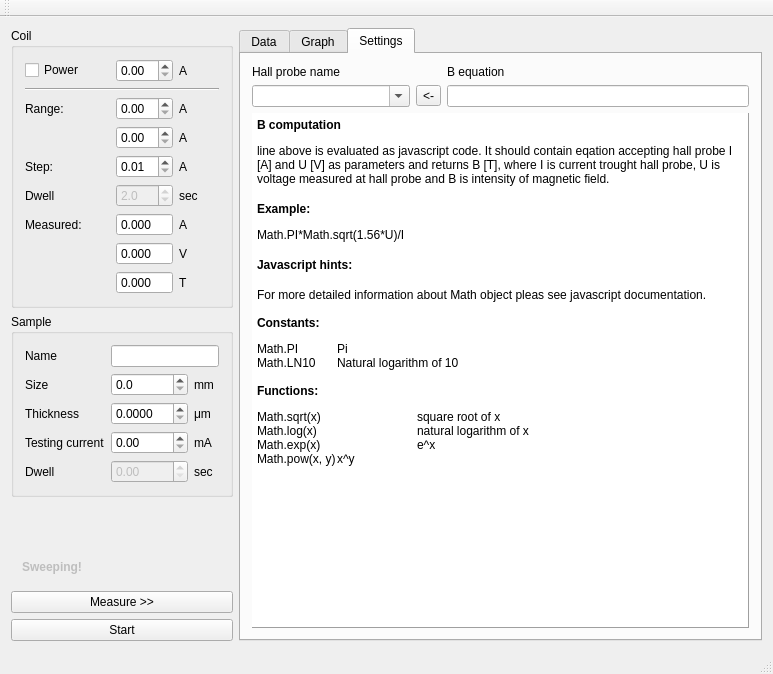
Old version of the form src/mainwindow.ui in the repository mBr001/hall.
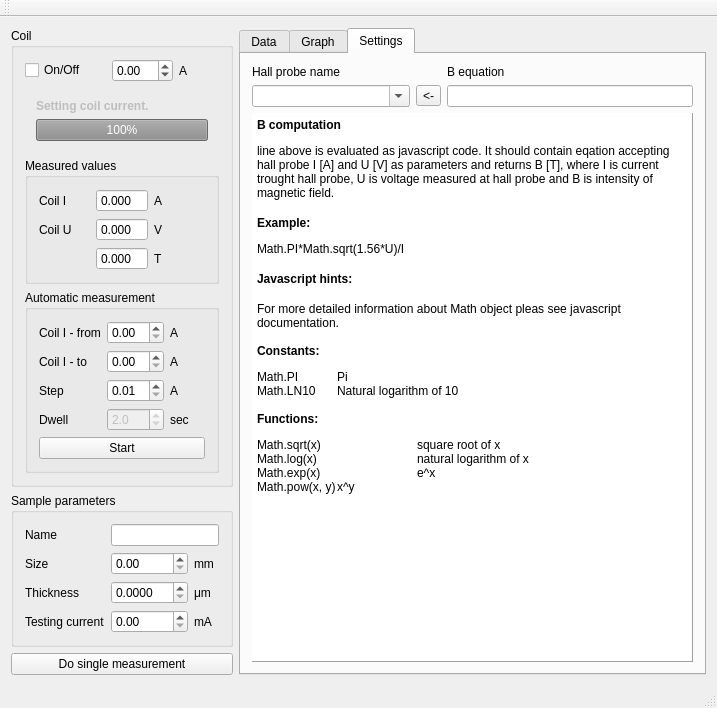
New version of the form. The open tabs and pages were chosen to show the change. Custom widgets are drawn as their Qt base class.

Patch:
```diff
--- a/src/mainwindow.ui
+++ b/src/mainwindow.ui
@@ -6,8 +6,8 @@
    <rect>
     <x>0</x>
     <y>0</y>
-    <width>773</width>
-    <height>674</height>
+    <width>717</width>
+    <height>635</height>
    </rect>
   </property>
   <property name="windowTitle">
@@ -31,7 +31,7 @@
               <string>Power on coil and set up current at wanted walue.</string>
              </property>
              <property name="text">
-              <string>Power</string>
+              <string>On/Off</string>
              </property>
             </widget>
            </item>
@@ -50,72 +50,70 @@
              <property name="decimals">
               <number>2</number>
              </property>
+             <property name="minimum">
+              <double>-99.000000000000000</double>
+             </property>
              <property name="singleStep">
               <double>0.010000000000000</double>
              </property>
             </widget>
            </item>
-           <item row="6" column="0" colspan="2">
-            <widget class="QLabel" name="label_6">
+           <item row="3" column="0" colspan="4">
+            <widget class="QGroupBox" name="groupBox">
+             <property name="title">
+              <string>Automatic measurement</string>
+             </property>
+             <layout class="QGridLayout" name="gridLayout_8">
+              <item row="0" column="2">
+               <widget class="QLabel" name="label_21">
              <property name="text">
-              <string>Measured:</string>
+                 <string>A</string>
              </property>
             </widget>
            </item>
-           <item row="6" column="2">
-            <widget class="QDoubleSpinBox" name="coilCurrMeasDoubleSpinBox">
-             <property name="toolTip">
-              <string>Measured value of current passing trought coil.</string>
-             </property>
-             <property name="readOnly">
-              <bool>true</bool>
-             </property>
-             <property name="buttonSymbols">
-              <enum>QAbstractSpinBox::NoButtons</enum>
-             </property>
-             <property name="decimals">
-              <number>3</number>
-             </property>
-            </widget>
-           </item>
-           <item row="6" column="3">
-            <widget class="QLabel" name="label_8">
+              <item row="0" column="1">
+               <widget class="QDoubleSpinBox" name="coilCurrMinDoubleSpinBox">
+                <property name="singleStep">
+                 <double>0.100000000000000</double>
+                </property>
+               </widget>
+              </item>
+              <item row="0" column="0">
+               <widget class="QLabel" name="label_17">
+                <property name="text">
+                 <string>Coil I - from</string>
+                </property>
+               </widget>
+              </item>
+              <item row="1" column="0">
+               <widget class="QLabel" name="label_16">
              <property name="text">
-              <string>A</string>
+                 <string>Coil I - to</string>
              </property>
             </widget>
            </item>
-           <item row="7" column="2">
-            <widget class="QDoubleSpinBox" name="coilVoltMeasDoubleSpinBox">
-             <property name="toolTip">
-              <string>Measured value of voltage at coil.</string>
-             </property>
-             <property name="readOnly">
-              <bool>true</bool>
-             </property>
-             <property name="buttonSymbols">
-              <enum>QAbstractSpinBox::NoButtons</enum>
-             </property>
-             <property name="decimals">
-              <number>3</number>
-             </property>
-            </widget>
-           </item>
-           <item row="7" column="3">
-            <widget class="QLabel" name="label_2">
+              <item row="1" column="1">
+               <widget class="QDoubleSpinBox" name="coilCurrMaxDoubleSpinBox">
+                <property name="singleStep">
+                 <double>0.100000000000000</double>
+                </property>
+               </widget>
+              </item>
+              <item row="1" column="2">
+               <widget class="QLabel" name="label_22">
              <property name="text">
-              <string>V</string>
+                 <string>A</string>
              </property>
             </widget>
            </item>
-           <item row="4" column="0" colspan="2">
+              <item row="2" column="0">
             <widget class="QLabel" name="label_11">
              <property name="text">
-              <string>Step:</string>
+                 <string>Step</string>
              </property>
             </widget>
            </item>
-           <item row="4" column="2">
+              <item row="2" column="1">
             <widget class="QDoubleSpinBox" name="coilCurrStepDoubleSpinBox">
              <property name="toolTip">
               <string>Step for current value for automated measurement.</string>
@@ -128,21 +126,21 @@
              </property>
             </widget>
            </item>
-           <item row="4" column="3">
+              <item row="2" column="2">
             <widget class="QLabel" name="label_12">
              <property name="text">
               <string>A</string>
              </property>
             </widget>
            </item>
-           <item row="5" column="0" colspan="2">
+              <item row="3" column="0">
             <widget class="QLabel" name="label_4">
              <property name="text">
               <string>Dwell</string>
              </property>
             </widget>
            </item>
-           <item row="5" column="2">
+              <item row="3" column="1">
             <widget class="QDoubleSpinBox" name="coilDwellDoubleSpinBox">
              <property name="enabled">
               <bool>false</bool>
@@ -158,21 +156,72 @@
              </property>
             </widget>
            </item>
-           <item row="5" column="3">
+              <item row="3" column="2">
             <widget class="QLabel" name="label_9">
              <property name="text">
               <string>sec</string>
              </property>
             </widget>
            </item>
-           <item row="8" column="3">
-            <widget class="QLabel" name="label_13">
+              <item row="4" column="0" colspan="3">
+               <widget class="QPushButton" name="startPushButton">
+                <property name="toolTip">
+                 <string>Start fully automatized measurement.</string>
+                </property>
              <property name="text">
-              <string>T</string>
+                 <string>Start</string>
              </property>
             </widget>
            </item>
-           <item row="8" column="2">
+             </layout>
+            </widget>
+           </item>
+           <item row="2" column="0" colspan="4">
+            <widget class="QGroupBox" name="groupBox_2">
+             <property name="title">
+              <string>Measured values</string>
+             </property>
+             <layout class="QGridLayout" name="gridLayout_9">
+              <item row="0" column="1">
+               <widget class="QDoubleSpinBox" name="coilCurrMeasDoubleSpinBox">
+                <property name="toolTip">
+                 <string>Measured value of current passing trought coil.</string>
+                </property>
+                <property name="readOnly">
+                 <bool>true</bool>
+                </property>
+                <property name="buttonSymbols">
+                 <enum>QAbstractSpinBox::NoButtons</enum>
+                </property>
+                <property name="decimals">
+                 <number>3</number>
+                </property>
+               </widget>
+              </item>
+              <item row="0" column="2">
+               <widget class="QLabel" name="label_8">
+                <property name="text">
+                 <string>A</string>
+                </property>
+               </widget>
+              </item>
+              <item row="1" column="1">
+               <widget class="QDoubleSpinBox" name="coilVoltMeasDoubleSpinBox">
+                <property name="toolTip">
+                 <string>Measured value of voltage at coil.</string>
+                </property>
+                <property name="readOnly">
+                 <bool>true</bool>
+                </property>
+                <property name="buttonSymbols">
+                 <enum>QAbstractSpinBox::NoButtons</enum>
+                </property>
+                <property name="decimals">
+                 <number>3</number>
+                </property>
+               </widget>
+              </item>
+              <item row="2" column="1">
             <widget class="QDoubleSpinBox" name="coilBDoubleSpinBox">
              <property name="readOnly">
               <bool>true</bool>
@@ -194,46 +243,77 @@
              </property>
             </widget>
            </item>
-           <item row="2" column="0">
-            <widget class="QLabel" name="label_10">
+              <item row="1" column="2">
+               <widget class="QLabel" name="label_2">
              <property name="text">
-              <string>Range:</string>
+                 <string>V</string>
              </property>
             </widget>
            </item>
            <item row="2" column="2">
-            <widget class="QDoubleSpinBox" name="coilCurrMinDoubleSpinBox">
-             <property name="singleStep">
-              <double>0.100000000000000</double>
+               <widget class="QLabel" name="label_13">
+                <property name="text">
+                 <string>T</string>
              </property>
             </widget>
            </item>
-           <item row="3" column="2">
-            <widget class="QDoubleSpinBox" name="coilCurrMaxDoubleSpinBox">
-             <property name="singleStep">
-              <double>0.100000000000000</double>
+              <item row="0" column="0">
+               <widget class="QLabel" name="label_5">
+                <property name="text">
+                 <string>Coil I</string>
              </property>
             </widget>
            </item>
-           <item row="2" column="3">
-            <widget class="QLabel" name="label_21">
+              <item row="1" column="0">
+               <widget class="QLabel" name="label_6">
              <property name="text">
-              <string>A</string>
+                 <string>Coil U</string>
              </property>
             </widget>
            </item>
-           <item row="3" column="3">
-            <widget class="QLabel" name="label_22">
+              <item row="2" column="0">
+               <widget class="QLabel" name="label_7">
              <property name="text">
-              <string>A</string>
-             </property>
+                 <string/>
+                </property>
+               </widget>
+              </item>
+             </layout>
             </widget>
            </item>
            <item row="1" column="0" colspan="4">
-            <widget class="Line" name="line">
-             <property name="orientation">
-              <enum>Qt::Horizontal</enum>
+            <widget class="QWidget" name="sweepingWidget" native="true">
+             <property name="enabled">
+              <bool>false</bool>
              </property>
+             <layout class="QGridLayout" name="gridLayout_4">
+              <item row="1" column="0">
+               <widget class="QLabel" name="sweepingLabel">
+                <property name="font">
+                 <font>
+                  <weight>75</weight>
+                  <bold>true</bold>
+                 </font>
+                </property>
+                <property name="text">
+                 <string>Setting coil current.</string>
+                </property>
+               </widget>
+              </item>
+              <item row="2" column="0">
+               <widget class="QProgressBar" name="sweepingProgressBar">
+                <property name="sizePolicy">
+                 <sizepolicy hsizetype="Minimum" vsizetype="Fixed">
+                  <horstretch>0</horstretch>
+                  <verstretch>0</verstretch>
+                 </sizepolicy>
+                </property>
+                <property name="value">
+                 <number>100</number>
+                </property>
+               </widget>
+              </item>
+             </layout>
             </widget>
            </item>
           </layout>
@@ -242,7 +322,7 @@
         <item>
          <widget class="QGroupBox" name="sampleGroupBox">
           <property name="title">
-           <string>Sample</string>
+           <string>Sample parameters</string>
           </property>
           <layout class="QGridLayout" name="gridLayout_3">
            <item row="3" column="1">
@@ -255,36 +335,6 @@
              </property>
             </widget>
            </item>
-           <item row="5" column="1">
-            <widget class="QDoubleSpinBox" name="sampleDwellDoubleSpinBox">
-             <property name="enabled">
-              <bool>false</bool>
-             </property>
-             <property name="toolTip">
-              <string>Dwell betwen set current and measurement.</string>
-             </property>
-             <property name="decimals">
-              <number>2</number>
-             </property>
-             <property name="maximum">
-              <double>9.990000000000000</double>
-             </property>
-            </widget>
-           </item>
-           <item row="5" column="0">
-            <widget class="QLabel" name="label_5">
-             <property name="text">
-              <string>Dwell</string>
-             </property>
-            </widget>
-           </item>
-           <item row="5" column="2">
-            <widget class="QLabel" name="label_7">
-             <property name="text">
-              <string>sec</string>
-             </property>
-            </widget>
-           </item>
            <item row="3" column="2">
             <widget class="QLabel" name="label_19">
              <property name="text">
@@ -319,7 +369,7 @@
            <item row="1" column="1">
             <widget class="QDoubleSpinBox" name="sampleSizeDoubleSpinBox">
              <property name="decimals">
-              <number>1</number>
+              <number>2</number>
              </property>
              <property name="maximum">
               <double>40.000000000000000</double>
@@ -364,25 +414,6 @@
          </widget>
         </item>
         <item>
-         <widget class="QWidget" name="sweepingWidget" native="true">
-          <property name="enabled">
-           <bool>false</bool>
-          </property>
-          <layout class="QGridLayout" name="gridLayout_4">
-           <item row="1" column="0">
-            <widget class="QLabel" name="sweepingLabel">
-             <property name="font">
-              <font>
-               <weight>75</weight>
-               <bold>true</bold>
-              </font>
-             </property>
-             <property name="text">
-              <string>Sweeping!</string>
-             </property>
-            </widget>
-           </item>
-           <item row="0" column="0">
             <spacer name="verticalSpacer">
              <property name="orientation">
               <enum>Qt::Vertical</enum>
@@ -395,26 +426,13 @@
              </property>
             </spacer>
            </item>
-          </layout>
-         </widget>
-        </item>
         <item>
          <widget class="QPushButton" name="measurePushButton">
           <property name="toolTip">
            <string>Take snapshot of current measured values.</string>
           </property>
           <property name="text">
-           <string>Measure &gt;&gt;</string>
-          </property>
-         </widget>
-        </item>
-        <item>
-         <widget class="QPushButton" name="startPushButton">
-          <property name="toolTip">
-           <string>Start fully automatized measurement.</string>
-          </property>
-          <property name="text">
-           <string>Start</string>
+           <string>Do single measurement</string>
           </property>
          </widget>
         </item>
@@ -516,17 +534,17 @@
              <string>&lt;!DOCTYPE HTML PUBLIC &quot;-//W3C//DTD HTML 4.0//EN&quot; &quot;http://www.w3.org/TR/REC-html40/strict.dtd&quot;&gt;
 &lt;html&gt;&lt;head&gt;&lt;meta name=&quot;qrichtext&quot; content=&quot;1&quot; /&gt;&lt;style type=&quot;text/css&quot;&gt;
 p, li { white-space: pre-wrap; }
-&lt;/style&gt;&lt;/head&gt;&lt;body style=&quot; font-family:'Ubuntu'; font-size:11pt; font-weight:400; font-style:normal;&quot;&gt;
-&lt;p style=&quot; margin-top:18px; margin-bottom:12px; margin-left:0px; margin-right:0px; -qt-block-indent:0; text-indent:0px;&quot;&gt;&lt;span style=&quot; font-family:'Sans Serif'; font-size:9pt; font-weight:600;&quot;&gt;B computation&lt;/span&gt;&lt;/p&gt;
-&lt;p style=&quot; margin-top:12px; margin-bottom:12px; margin-left:0px; margin-right:0px; -qt-block-indent:0; text-indent:0px;&quot;&gt;&lt;span style=&quot; font-family:'Sans Serif'; font-size:9pt;&quot;&gt;line above is evaluated as javascript code. It should contain eqation accepting hall probe &lt;/span&gt;&lt;span style=&quot; font-family:'Courier New,courier'; font-size:9pt;&quot;&gt;I&lt;/span&gt;&lt;span style=&quot; font-family:'Sans Serif'; font-size:9pt;&quot;&gt; [A] and &lt;/span&gt;&lt;span style=&quot; font-family:'Courier New,courier'; font-size:9pt;&quot;&gt;U&lt;/span&gt;&lt;span style=&quot; font-family:'Sans Serif'; font-size:9pt;&quot;&gt; [V] as parameters and returns &lt;/span&gt;&lt;span style=&quot; font-family:'Courier New,courier'; font-size:9pt;&quot;&gt;B&lt;/span&gt;&lt;span style=&quot; font-family:'Sans Serif'; font-size:9pt;&quot;&gt; [T], where &lt;/span&gt;&lt;span style=&quot; font-family:'Courier New,courier'; font-size:9pt;&quot;&gt;I&lt;/span&gt;&lt;span style=&quot; font-family:'Sans Serif'; font-size:9pt;&quot;&gt; is current trought hall probe, &lt;/span&gt;&lt;span style=&quot; font-family:'Courier New,courier'; font-size:9pt;&quot;&gt;U&lt;/span&gt;&lt;span style=&quot; font-family:'Sans Serif'; font-size:9pt;&quot;&gt; is voltage measured at hall probe and &lt;/span&gt;&lt;span style=&quot; font-family:'Courier New,courier'; font-size:9pt;&quot;&gt;B&lt;/span&gt;&lt;span style=&quot; font-family:'Sans Serif'; font-size:9pt;&quot;&gt; is intensity of magnetic field.&lt;/span&gt;&lt;/p&gt;
-&lt;p style=&quot; margin-top:16px; margin-bottom:12px; margin-left:0px; margin-right:0px; -qt-block-indent:0; text-indent:0px;&quot;&gt;&lt;span style=&quot; font-family:'Sans Serif'; font-size:9pt; font-weight:600;&quot;&gt;Example:&lt;/span&gt;&lt;/p&gt;
-&lt;p style=&quot; margin-top:12px; margin-bottom:12px; margin-left:0px; margin-right:0px; -qt-block-indent:0; text-indent:0px;&quot;&gt;&lt;span style=&quot; font-family:'Courier New,courier'; font-size:9pt;&quot;&gt;Math.PI*Math.sqrt(1.56*U)/I&lt;/span&gt;&lt;/p&gt;
-&lt;p style=&quot; margin-top:16px; margin-bottom:12px; margin-left:0px; margin-right:0px; -qt-block-indent:0; text-indent:0px;&quot;&gt;&lt;span style=&quot; font-family:'Sans Serif'; font-size:9pt; font-weight:600;&quot;&gt;Javascript hints:&lt;/span&gt;&lt;/p&gt;
-&lt;p style=&quot; margin-top:16px; margin-bottom:12px; margin-left:0px; margin-right:0px; -qt-block-indent:0; text-indent:0px;&quot;&gt;&lt;span style=&quot; font-family:'Sans Serif'; font-size:9pt;&quot;&gt;For more detailed information about Math object pleas see javascript documentation.&lt;/span&gt;&lt;/p&gt;
-&lt;p style=&quot; margin-top:14px; margin-bottom:12px; margin-left:0px; margin-right:0px; -qt-block-indent:0; text-indent:0px;&quot;&gt;&lt;span style=&quot; font-family:'Sans Serif'; font-size:9pt; font-weight:600;&quot;&gt;Constants:&lt;/span&gt;&lt;/p&gt;
-&lt;p style=&quot; margin-top:12px; margin-bottom:12px; margin-left:0px; margin-right:0px; -qt-block-indent:0; text-indent:0px;&quot;&gt;&lt;span style=&quot; font-family:'Sans Serif'; font-size:9pt;&quot;&gt;Math.PI	Pi&lt;br /&gt;Math.LN10	Natural logarithm of 10&lt;/span&gt;&lt;/p&gt;
-&lt;p style=&quot; margin-top:14px; margin-bottom:12px; margin-left:0px; margin-right:0px; -qt-block-indent:0; text-indent:0px;&quot;&gt;&lt;span style=&quot; font-family:'Sans Serif'; font-size:9pt; font-weight:600;&quot;&gt;Functions:&lt;/span&gt;&lt;/p&gt;
-&lt;p style=&quot; margin-top:12px; margin-bottom:12px; margin-left:0px; margin-right:0px; -qt-block-indent:0; text-indent:0px;&quot;&gt;&lt;span style=&quot; font-family:'Sans Serif'; font-size:9pt;&quot;&gt;Math.sqrt(x)		square root of x&lt;br /&gt;Math.log(x)		natural logarithm of x&lt;br /&gt;Math.exp(x)		e^x&lt;br /&gt;Math.pow(x, y)	x^y&lt;/span&gt;&lt;/p&gt;&lt;/body&gt;&lt;/html&gt;</string>
+&lt;/style&gt;&lt;/head&gt;&lt;body style=&quot; font-family:'Sans Serif'; font-size:9pt; font-weight:400; font-style:normal;&quot;&gt;
+&lt;p style=&quot; margin-top:18px; margin-bottom:12px; margin-left:0px; margin-right:0px; -qt-block-indent:0; text-indent:0px;&quot;&gt;&lt;span style=&quot; font-weight:600;&quot;&gt;B computation&lt;/span&gt;&lt;/p&gt;
+&lt;p style=&quot; margin-top:12px; margin-bottom:12px; margin-left:0px; margin-right:0px; -qt-block-indent:0; text-indent:0px;&quot;&gt;line above is evaluated as javascript code. It should contain eqation accepting hall probe &lt;span style=&quot; font-family:'Courier New,courier';&quot;&gt;I&lt;/span&gt; [A] and &lt;span style=&quot; font-family:'Courier New,courier';&quot;&gt;U&lt;/span&gt; [V] as parameters and returns &lt;span style=&quot; font-family:'Courier New,courier';&quot;&gt;B&lt;/span&gt; [T], where &lt;span style=&quot; font-family:'Courier New,courier';&quot;&gt;I&lt;/span&gt; is current trought hall probe, &lt;span style=&quot; font-family:'Courier New,courier';&quot;&gt;U&lt;/span&gt; is voltage measured at hall probe and &lt;span style=&quot; font-family:'Courier New,courier';&quot;&gt;B&lt;/span&gt; is intensity of magnetic field.&lt;/p&gt;
+&lt;p style=&quot; margin-top:16px; margin-bottom:12px; margin-left:0px; margin-right:0px; -qt-block-indent:0; text-indent:0px;&quot;&gt;&lt;span style=&quot; font-weight:600;&quot;&gt;Example:&lt;/span&gt;&lt;/p&gt;
+&lt;p style=&quot; margin-top:12px; margin-bottom:12px; margin-left:0px; margin-right:0px; -qt-block-indent:0; text-indent:0px;&quot;&gt;&lt;span style=&quot; font-family:'Courier New,courier';&quot;&gt;Math.PI*Math.sqrt(1.56*U)/I&lt;/span&gt;&lt;/p&gt;
+&lt;p style=&quot; margin-top:16px; margin-bottom:12px; margin-left:0px; margin-right:0px; -qt-block-indent:0; text-indent:0px;&quot;&gt;&lt;span style=&quot; font-weight:600;&quot;&gt;Javascript hints:&lt;/span&gt;&lt;/p&gt;
+&lt;p style=&quot; margin-top:16px; margin-bottom:12px; margin-left:0px; margin-right:0px; -qt-block-indent:0; text-indent:0px;&quot;&gt;For more detailed information about Math object pleas see javascript documentation.&lt;/p&gt;
+&lt;p style=&quot; margin-top:14px; margin-bottom:12px; margin-left:0px; margin-right:0px; -qt-block-indent:0; text-indent:0px;&quot;&gt;&lt;span style=&quot; font-weight:600;&quot;&gt;Constants:&lt;/span&gt;&lt;/p&gt;
+&lt;p style=&quot; margin-top:12px; margin-bottom:12px; margin-left:0px; margin-right:0px; -qt-block-indent:0; text-indent:0px;&quot;&gt;Math.PI	Pi&lt;br /&gt;Math.LN10	Natural logarithm of 10&lt;/p&gt;
+&lt;p style=&quot; margin-top:14px; margin-bottom:12px; margin-left:0px; margin-right:0px; -qt-block-indent:0; text-indent:0px;&quot;&gt;&lt;span style=&quot; font-weight:600;&quot;&gt;Functions:&lt;/span&gt;&lt;/p&gt;
+&lt;p style=&quot; margin-top:12px; margin-bottom:12px; margin-left:0px; margin-right:0px; -qt-block-indent:0; text-indent:0px;&quot;&gt;Math.sqrt(x)		square root of x&lt;br /&gt;Math.log(x)		natural logarithm of x&lt;br /&gt;Math.exp(x)		e^x&lt;br /&gt;Math.pow(x, y)	x^y&lt;/p&gt;&lt;/body&gt;&lt;/html&gt;</string>
             </property>
             <property name="textInteractionFlags">
              <set>Qt::TextSelectableByKeyboard|Qt::TextSelectableByMouse</set>
```
Left out of the diff: 2 changed lines with no effect on the pictures. Lines whose indentation alone changed are shown as unchanged.
